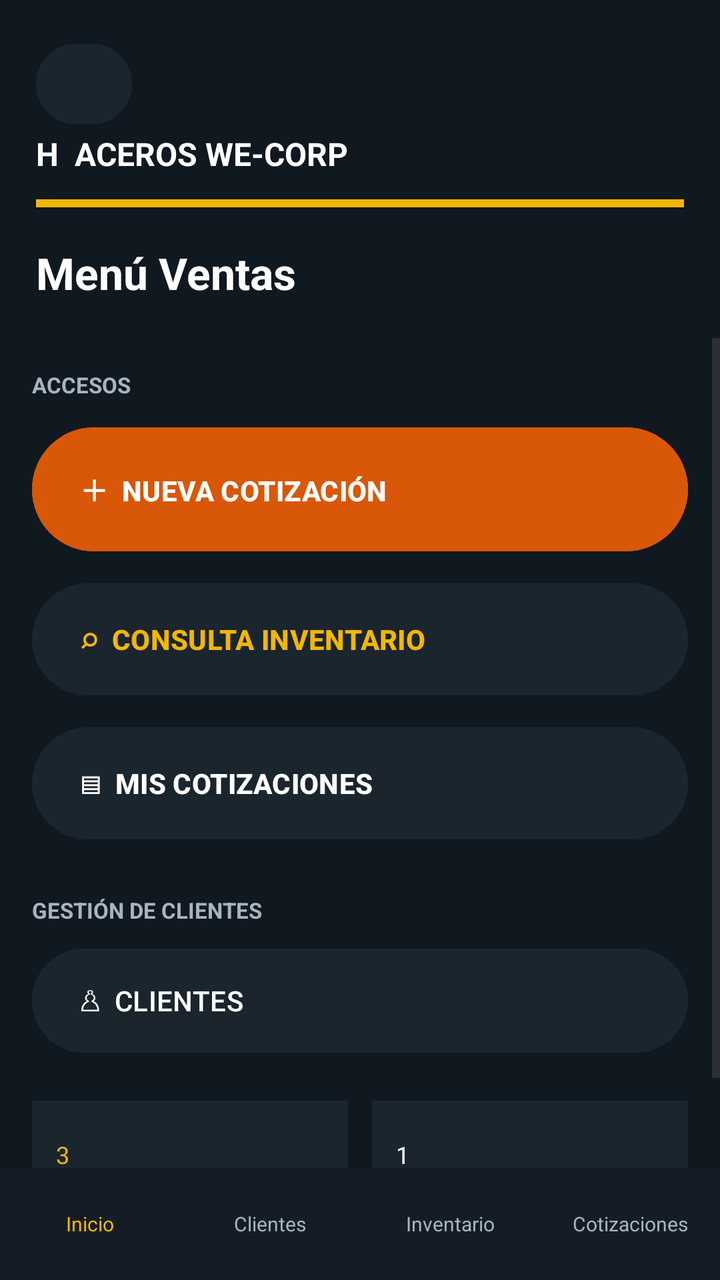
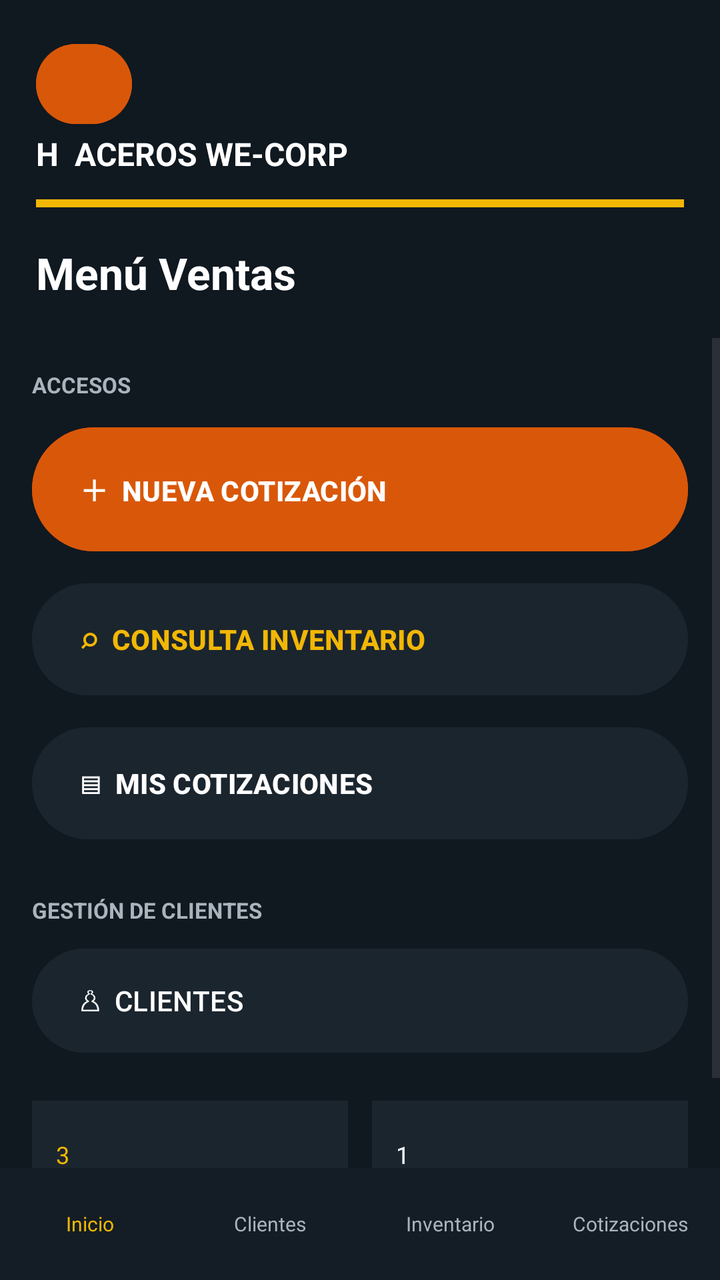

The first picture is an Android layout as it rendered before a commit; the second is the same layout after the commit. The layout source and the unified diff follow.
<!-- AndroidManifest.xml: application theme Theme.Aceroswecorp -->
<!-- res/layout/activity_menu_ventas.xml -->
<?xml version="1.0" encoding="utf-8"?>
<LinearLayout xmlns:android="http://schemas.android.com/apk/res/android"
    android:id="@+id/screen_root"
    android:layout_width="match_parent"
    android:layout_height="match_parent"
    android:background="#101820"
    android:orientation="vertical">

    <LinearLayout
        android:layout_width="match_parent"
        android:layout_height="wrap_content"
        android:background="#101820"
        android:orientation="vertical"
        android:padding="18dp">

        <Button
            android:id="@+id/screen_back"
            android:layout_width="48dp"
            android:layout_height="48dp"
            android:backgroundTint="#1B252E"
            android:contentDescription="@string/back"
            android:text="@string/back_arrow"
            android:textColor="#FFFFFF"
            android:textSize="24sp" />

        <TextView
            android:layout_width="wrap_content"
            android:layout_height="wrap_content"
            android:text="H  ACEROS WE-CORP"
            android:textColor="#FFFFFF"
            android:textSize="16sp"
            android:textStyle="bold" />

        <TextView
            android:layout_width="match_parent"
            android:layout_height="4dp"
            android:layout_marginTop="12dp"
            android:background="#F2B705" />

        <TextView
            android:layout_width="match_parent"
            android:layout_height="wrap_content"
            android:layout_marginTop="18dp"
            android:text="Menú Ventas"
            android:textColor="#FFFFFF"
            android:textSize="22sp"
            android:textStyle="bold" />
    </LinearLayout>

    <ScrollView
        android:layout_width="match_parent"
        android:layout_height="0dp"
        android:layout_weight="1">

        <LinearLayout
            android:layout_width="match_parent"
            android:layout_height="wrap_content"
            android:orientation="vertical"
            android:padding="16dp">

            <TextView
                android:layout_width="match_parent"
                android:layout_height="wrap_content"
                android:text="ACCESOS"
                android:textColor="#AAB4BC"
                android:textSize="11sp"
                android:textStyle="bold" />

            <Button
                android:id="@+id/button_new_quote"
                android:layout_width="match_parent"
                android:layout_height="70dp"
                android:layout_marginTop="10dp"
                android:backgroundTint="#D95708"
                android:gravity="start|center_vertical"
                android:text="＋  NUEVA COTIZACIÓN"
                android:textColor="#FFFFFF"
                android:textStyle="bold" />

            <Button
                android:id="@+id/button_inventory"
                android:layout_width="match_parent"
                android:layout_height="64dp"
                android:layout_marginTop="8dp"
                android:backgroundTint="#1B252E"
                android:gravity="start|center_vertical"
                android:text="⌕  CONSULTA INVENTARIO"
                android:textColor="#F2B705"
                android:textStyle="bold" />

            <Button
                android:id="@+id/button_my_quotes"
                android:layout_width="match_parent"
                android:layout_height="64dp"
                android:layout_marginTop="8dp"
                android:backgroundTint="#1B252E"
                android:gravity="start|center_vertical"
                android:text="▤  MIS COTIZACIONES"
                android:textColor="#FFFFFF"
                android:textStyle="bold" />

            <TextView
                android:layout_width="match_parent"
                android:layout_height="wrap_content"
                android:layout_marginTop="24dp"
                android:text="GESTIÓN DE CLIENTES"
                android:textColor="#AAB4BC"
                android:textSize="11sp"
                android:textStyle="bold" />

            <Button
                android:id="@+id/button_clients"
                android:layout_width="match_parent"
                android:layout_height="60dp"
                android:layout_marginTop="8dp"
                android:backgroundTint="#1B252E"
                android:gravity="start|center_vertical"
                android:text="♙  CLIENTES"
                android:textColor="#FFFFFF" />

            <LinearLayout
                android:layout_width="match_parent"
                android:layout_height="wrap_content"
                android:layout_marginTop="20dp"
                android:orientation="horizontal">

                <TextView
                    android:layout_width="0dp"
                    android:layout_height="68dp"
                    android:layout_marginEnd="6dp"
                    android:layout_weight="1"
                    android:background="#1B252E"
                    android:gravity="center_vertical"
                    android:padding="12dp"
                    android:text="3\nCotizaciones del día"
                    android:textColor="#F2B705"
                    android:textSize="12sp" />

                <TextView
                    android:layout_width="0dp"
                    android:layout_height="68dp"
                    android:layout_marginStart="6dp"
                    android:layout_weight="1"
                    android:background="#1B252E"
                    android:gravity="center_vertical"
                    android:padding="12dp"
                    android:text="1\nPendiente"
                    android:textColor="#FFFFFF"
                    android:textSize="12sp" />
            </LinearLayout>
        </LinearLayout>
    </ScrollView>

    <LinearLayout
        android:layout_width="match_parent"
        android:layout_height="56dp"
        android:background="#141D25"
        android:gravity="center"
        android:orientation="horizontal">

        <TextView android:id="@+id/nav_inicio" android:layout_width="0dp" android:layout_height="match_parent" android:layout_weight="1" android:gravity="center" android:text="Inicio" android:textColor="#F2B705" android:textSize="10sp" />
        <TextView android:id="@+id/nav_clientes" android:layout_width="0dp" android:layout_height="match_parent" android:layout_weight="1" android:gravity="center" android:text="Clientes" android:textColor="#AAB4BC" android:textSize="10sp" />
        <TextView android:id="@+id/nav_inventario" android:layout_width="0dp" android:layout_height="match_parent" android:layout_weight="1" android:gravity="center" android:text="Inventario" android:textColor="#AAB4BC" android:textSize="10sp" />
        <TextView android:id="@+id/nav_cotizaciones" android:layout_width="0dp" android:layout_height="match_parent" android:layout_weight="1" android:gravity="center" android:text="Cotizaciones" android:textColor="#AAB4BC" android:textSize="10sp" />
    </LinearLayout>
</LinearLayout>
<!-- resources referenced by this layout -->
<resources>
  <string name="back">Volver</string>
  <string name="back_arrow">‹</string>
  <style name="Theme.Aceroswecorp" parent="Base.Theme.Aceroswecorp" />
  <style name="Base.Theme.Aceroswecorp" parent="Theme.Material3.DayNight.NoActionBar">
          
          
      </style>
</resources>

<!-- the commit's change to res/layout/activity_menu_ventas.xml (unified diff, before → after) -->
@@ -17,7 +17,7 @@
             android:id="@+id/screen_back"
             android:layout_width="48dp"
             android:layout_height="48dp"
-            android:backgroundTint="#1B252E"
+            android:backgroundTint="#D95708"
             android:contentDescription="@string/back"
             android:text="@string/back_arrow"
             android:textColor="#FFFFFF"
